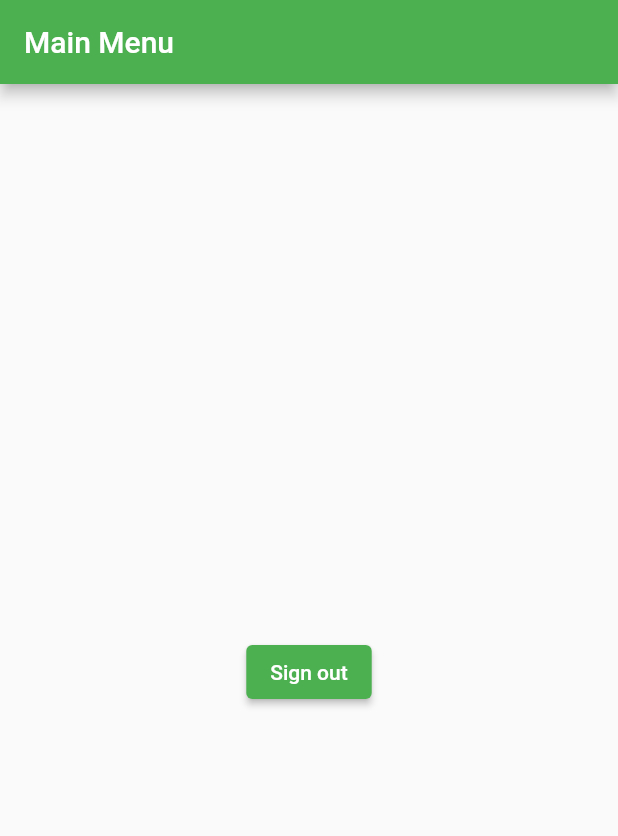
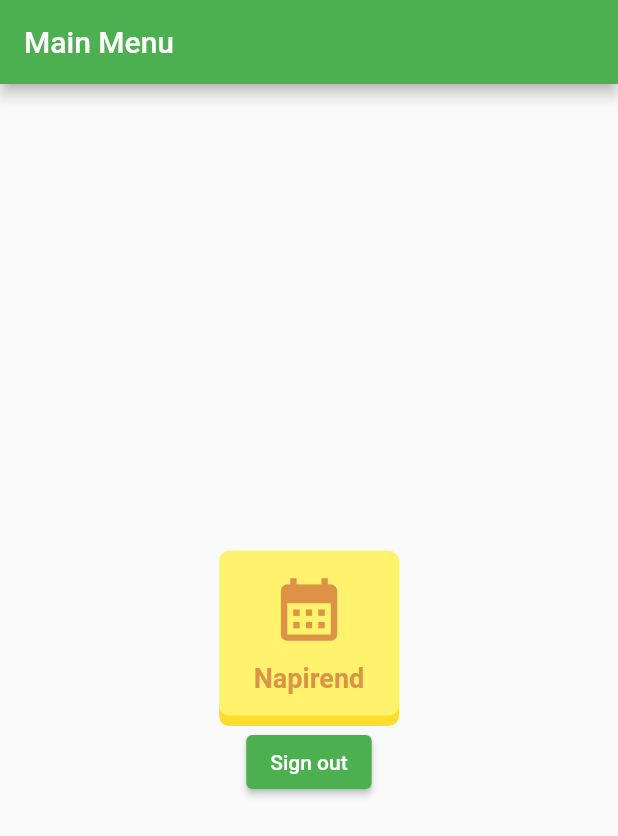
Before and after one commit to TomiSzabo00/TiszAppFlutter, a Flutter app: the screen it shows once a user with an empty profile is signed in, on a phone screen of 412 x 824 dp. Shown: the top 836 px of the screen. Run offline on Flutter 3.47's test engine with Material 2 defaults, Android fonts, the light colour scheme and no system bars; our stand-ins replace firebase_auth, firebase_core; accounts and stored records are empty.

Commit message:
menu button

```diff
--- a/lib/screens/main_menu_screen.dart
+++ b/lib/screens/main_menu_screen.dart
@@ -1,5 +1,6 @@
 import 'package:flutter/material.dart';
 import 'package:firebase_auth/firebase_auth.dart';
+import 'package:tiszapp_flutter/widgets/menu_icon.dart';
 
 class MainMenu extends StatelessWidget {
   MainMenu({super.key});
@@ -36,6 +37,7 @@ class MainMenu extends StatelessWidget {
           crossAxisAlignment: CrossAxisAlignment.center,
           children: [
             _userId(),
+            MenuIcon(),
             _signOutButton(),
           ],
         ),
--- /dev/null
+++ b/lib/widgets/menu_icon.dart
@@ -0,0 +1,41 @@
+import 'package:flutter/material.dart';
+import 'package:tiszapp_flutter/colors.dart';
+import '3d_button.dart';
+
+class MenuIcon extends StatelessWidget {
+  const MenuIcon({super.key});
+
+  @override
+  Widget build(BuildContext context) {
+    final isDarkTheme =
+        MediaQuery.of(context).platformBrightness == Brightness.dark;
+    return Button3D(
+      width: 120,
+      height: 120,
+      style: StyleOf3dButton(
+        topColor:
+            isDarkTheme ? CustomColor.btnFaceNight : CustomColor.btnFaceDay,
+        backColor:
+            isDarkTheme ? CustomColor.btnSideNight : CustomColor.btnSideDay,
+      ),
+      child: Column(
+        mainAxisAlignment: MainAxisAlignment.center,
+        children: [
+          const Icon(
+            Icons.calendar_month,
+            size: 50,
+          ),
+          const SizedBox(height: 10),
+          Text("Napirend",
+              style: TextStyle(
+                  color: isDarkTheme
+                      ? CustomColor.btnTextNight
+                      : CustomColor.btnTextDay,
+                  fontWeight: FontWeight.bold,
+                  fontSize: 18)),
+        ],
+      ),
+      onPressed: () {},
+    );
+  }
+}
```
